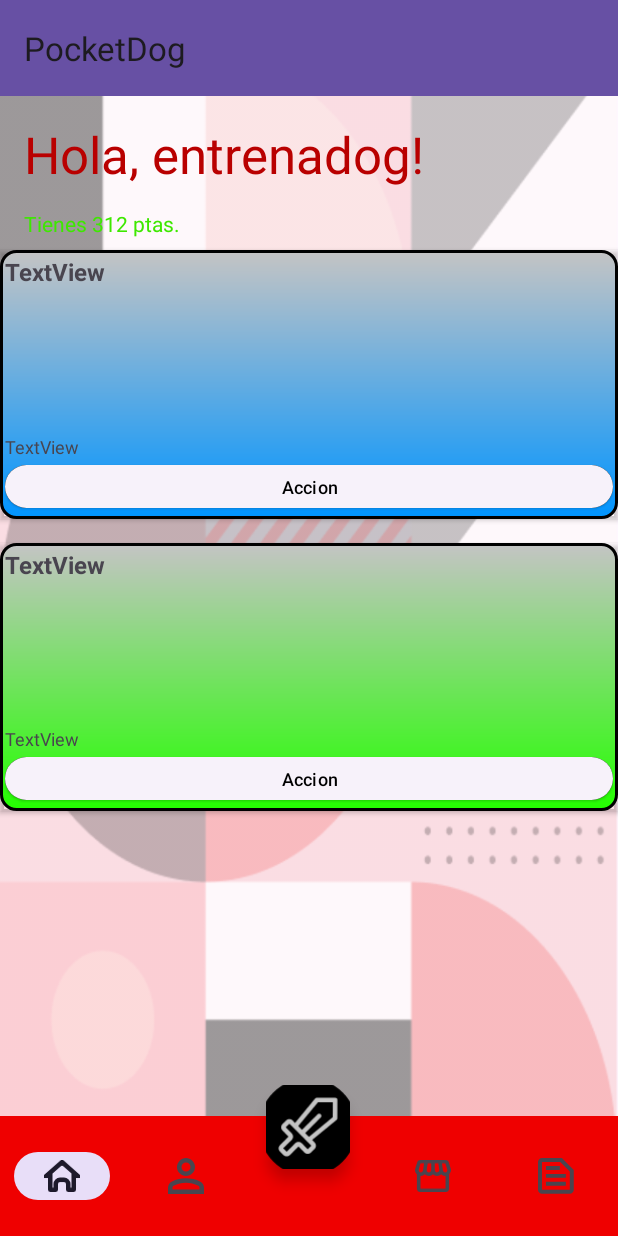
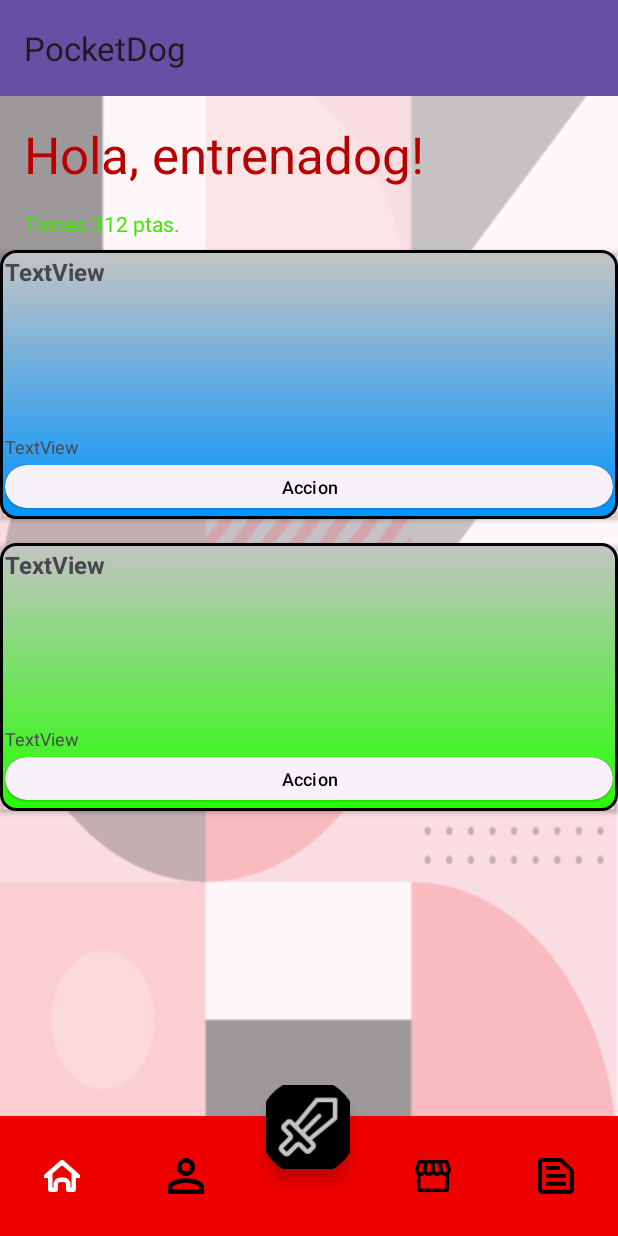
Before and after one commit to juanfran-antonaya-estech/pocketdog, an Android app: the screen it shows after launch (MainActivity), on a phone screen of 412 x 824 dp. Run offline under Robolectric (Android 15) with nearby library versions, the phone set to English and light mode, and no system bars; our stand-ins replace Picasso, navigation-ui; libraries missing offline, so code that uses them is left out: jp.wasabeef.picasso; network calls fail; pictures from the network do not load; 2 statements that could not run were skipped.

Commit message:
menu de navegacion actualizado

```diff
--- a/app/src/main/java/com/juanfra/pocketdog/ui/MainActivity.kt
+++ b/app/src/main/java/com/juanfra/pocketdog/ui/MainActivity.kt
@@ -28,6 +28,7 @@ class MainActivity : AppCompatActivity() {
         viewModel.loadDoggos()
         menuNavegacion()
         setSupportActionBar(binding.toolbar)
+        binding.bottomNavigationView.itemActiveIndicatorColor = null
 
         val navHostFragment = supportFragmentManager.findFragmentById(R.id.fcv) as NavHostFragment
         navController = navHostFragment.navController
@@ -43,6 +44,16 @@ class MainActivity : AppCompatActivity() {
                 R.id.tiendaFragment -> {
                     BuscarBatallaFragment.viewModel = viewModel
                     navController.navigate(R.id.action_tiendaFragment_to_buscarBatallaFragment)
+                }
+
+                R.id.misPerrosFragment -> {
+                    BuscarBatallaFragment.viewModel = viewModel
+                    navController.navigate(R.id.action_misPerrosFragment_to_buscarBatallaFragment)
+                }
+
+                R.id.registroBatallasFragment -> {
+                    BuscarBatallaFragment.viewModel = viewModel
+                    navController.navigate(R.id.action_registroBatallasFragment_to_buscarBatallaFragment)
                 }
 
                 R.id.batallaFragment -> {
--- a/app/src/main/res/color/menu_selector_color.xml
+++ b/app/src/main/res/color/menu_selector_color.xml
@@ -5,4 +5,5 @@
     <item android:color="#FFFFFF" android:state_checked="true"/> <!-- Color cuando está seleccionado -->
     <item android:color="#000000"/> <!-- Color por defecto -->
 
+
 </selector>
--- a/app/src/main/res/layout/activity_main.xml
+++ b/app/src/main/res/layout/activity_main.xml
@@ -40,6 +40,7 @@
         android:layout_width="wrap_content"
         android:layout_height="0dp"
         android:background="#EF0000"
+        app:itemIconTint="@color/menu_selector_color"
         app:labelVisibilityMode="unlabeled"
         app:layout_constraintBottom_toBottomOf="parent"
         app:layout_constraintEnd_toEndOf="parent"
--- a/app/src/main/res/menu/menu.xml
+++ b/app/src/main/res/menu/menu.xml
@@ -12,7 +12,7 @@
         app:showAsAction="always" />
 
     <item
-        android:id="@+id/menuInventario"
+        android:id="@+id/misPerrosFragment"
         android:contentDescription="inventario"
         android:icon="@drawable/botoninventario"
         android:iconTint="@color/menu_selector_color"
@@ -38,7 +38,7 @@
         app:showAsAction="always" />
 
     <item
-        android:id="@+id/menuLog"
+        android:id="@+id/registroBatallasFragment"
         android:icon="@drawable/botonlog"
         android:iconTint="@color/menu_selector_color"
         android:title="Log"
--- a/app/src/main/res/navigation/nav_graf.xml
+++ b/app/src/main/res/navigation/nav_graf.xml
@@ -44,7 +44,11 @@
         android:id="@+id/registroBatallasFragment"
         android:name="com.juanfra.pocketdog.ui.fragment.RegistroBatallasFragment"
         android:label="fragment_registro_batallas"
-        tools:layout="@layout/fragment_registro_batallas" />
+        tools:layout="@layout/fragment_registro_batallas" >
+        <action
+            android:id="@+id/action_registroBatallasFragment_to_buscarBatallaFragment"
+            app:destination="@id/buscarBatallaFragment" />
+    </fragment>
     <fragment
         android:id="@+id/tiendaFragment"
         android:name="com.juanfra.pocketdog.ui.fragment.TiendaFragment"
@@ -58,5 +62,9 @@
         android:id="@+id/misPerrosFragment"
         android:name="com.juanfra.pocketdog.ui.fragment.MisPerrosFragment"
         android:label="fragment_mis_perros"
-        tools:layout="@layout/fragment_mis_perros" />
+        tools:layout="@layout/fragment_mis_perros" >
+        <action
+            android:id="@+id/action_misPerrosFragment_to_buscarBatallaFragment"
+            app:destination="@id/buscarBatallaFragment" />
+    </fragment>
 </navigation>
```
